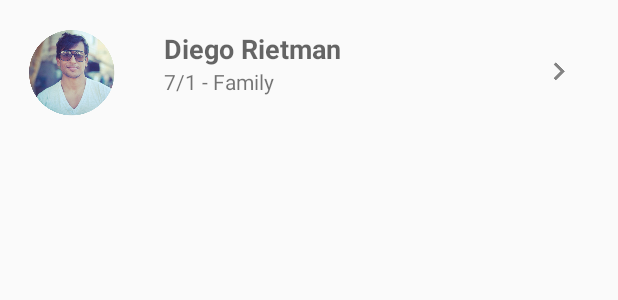
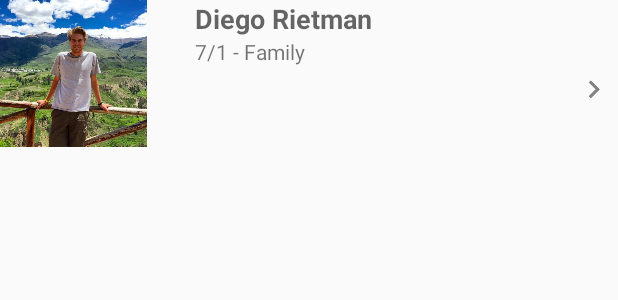
Before and after one commit to ishareef/dontmissit-android, an Android app: the layout list_item2_1.xml on its own in the app's theme, with its tools: preview values and no code run, on a phone screen of 412 x 824 dp. Shown: the top 300 px of the screen. Run offline under Robolectric (Android 15) with nearby library versions, the phone set to English and light mode, and no system bars.

Commit message:
latest changes

```diff
--- a/DontMissIt/app/src/main/res/layout/list_group.xml
+++ b/DontMissIt/app/src/main/res/layout/list_group.xml
@@ -3,7 +3,7 @@
     android:orientation="vertical" android:layout_width="match_parent"
     android:layout_height="wrap_content"
     android:padding="8dp"
-    android:background="#3f51b5">
+    android:background="#f05662">
 
     <TextView
         android:id="@+id/lblListHeader"
--- a/DontMissIt/app/src/main/res/layout/list_item2_1.xml
+++ b/DontMissIt/app/src/main/res/layout/list_item2_1.xml
@@ -15,14 +15,12 @@
         -->
 
     <ImageView
-        android:layout_width="58dp"
-        android:layout_height="58dp"
+        android:layout_width="98dp"
+        android:layout_height="98dp"
         android:id="@+id/imageView2_1"
         android:layout_alignParentTop="true"
         android:layout_alignParentStart="true"
-        android:layout_marginStart="19dp"
-        android:layout_marginTop="20dp"
-        android:src="@drawable/diogo_profile_pic" />
+        android:src="@drawable/blonde_dude" />
 
     <TextView
         android:layout_width="wrap_content"
@@ -48,9 +46,8 @@
         android:layout_width="wrap_content"
         android:layout_height="wrap_content"
         android:id="@+id/imageView_2_1"
-        android:layout_marginEnd="23dp"
         android:src="@drawable/ic_action_name"
-        android:layout_alignBottom="@+id/textView2_11"
+        android:layout_below="@+id/textView2_11"
         android:layout_alignParentEnd="true" />
 
 </RelativeLayout>
--- a/DontMissIt/app/src/main/res/values/colors.xml
+++ b/DontMissIt/app/src/main/res/values/colors.xml
@@ -1,6 +1,6 @@
 <?xml version="1.0" encoding="utf-8"?>
 <resources>
-    <color name="colorPrimary">#3F51B5</color>
-    <color name="colorPrimaryDark">#303F9F</color>
+    <color name="colorPrimary">#f05662</color>
+    <color name="colorPrimaryDark">#e74487</color>
     <color name="colorAccent">#FF4081</color>
 </resources>
```
Also changed, not shown: DontMissIt/app/src/main/res/layout/list_item2_2.xml (+4 -7 lines), DontMissIt/app/src/main/res/drawable/blonde_dude.png (added), DontMissIt/app/src/main/res/drawable/lee.png (added), DontMissIt/app/src/main/res/drawable/nanny_profile_pic.png (deleted).
